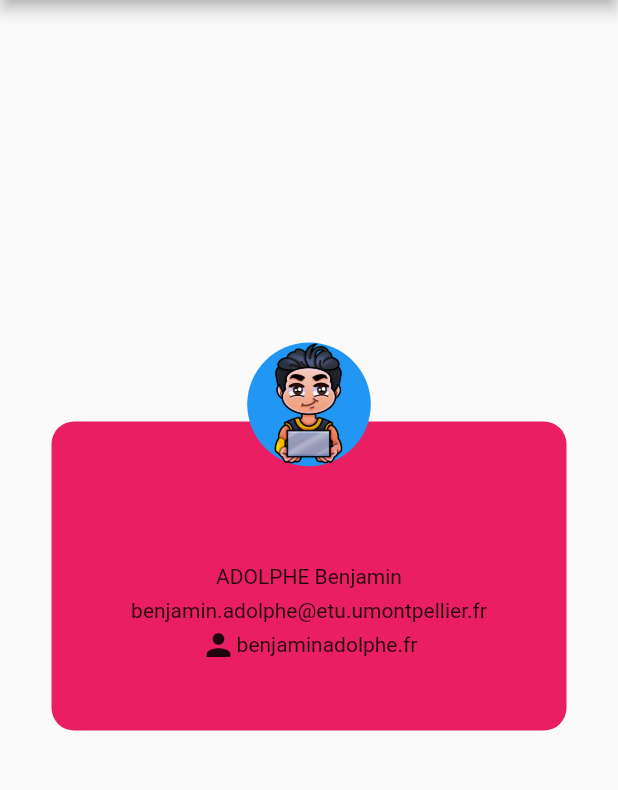
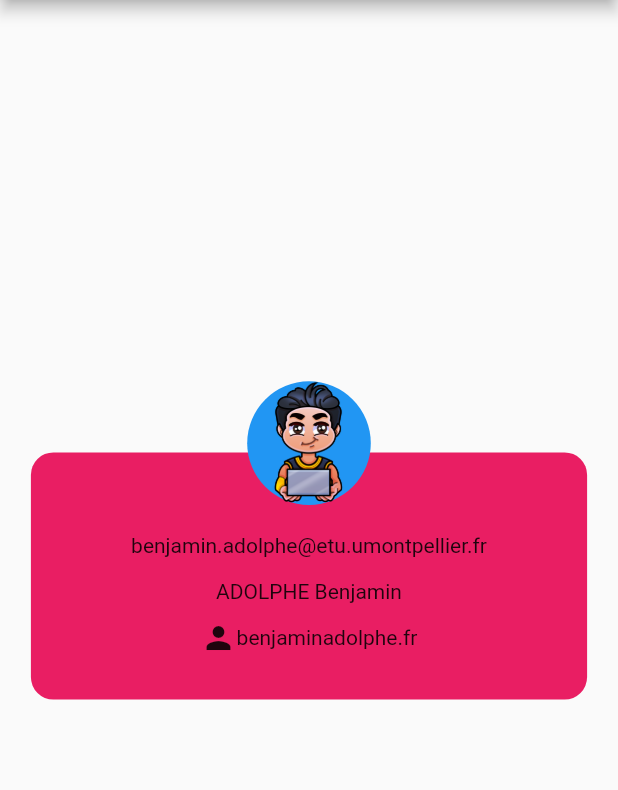
Before and after one commit to benjaminAd/First-Card, a Flutter app: the screen it shows after launch, on a phone screen of 412 x 824 dp, the part 84-874 px from its top. Run offline on Flutter 3.47's test engine with Material 2 defaults, Android fonts, the phone set to English and light mode, and no system bars.

Commit message:
Essai responsive

```diff
--- a/lib/home_page.dart
+++ b/lib/home_page.dart
@@ -5,6 +5,8 @@ class HomePage extends StatelessWidget {
 
   @override
   Widget build(BuildContext context) {
+    bool isSmallHeight = MediaQuery.of(context).size.height < 700 ;
+    print(isSmallHeight);
     return Scaffold(
         appBar: AppBar(
           title: Text("First Card"),
@@ -15,33 +17,34 @@ class HomePage extends StatelessWidget {
             alignment: Alignment.center,
             children: [
               Container(
-                width: MediaQuery.of(context).size.width / 1.2,
-                height: MediaQuery.of(context).size.height / 4,
+                width: isSmallHeight ? MediaQuery.of(context).size.width * 0.90 : MediaQuery.of(context).size.width * 0.90,
+                height: isSmallHeight ? MediaQuery.of(context).size.height * 0.25 : MediaQuery.of(context).size.height * 0.2,
                 decoration: BoxDecoration(
                     color: Colors.pink,
                     borderRadius: BorderRadius.circular(15.0)),
               ),
               Container(
-                margin: EdgeInsets.only(bottom: MediaQuery.of(context).size.width/1.8),
+                margin: EdgeInsets.only(
+                    bottom: isSmallHeight ? MediaQuery.of(context).size.width * 0.45 : MediaQuery.of(context).size.width * 0.43),
                 decoration: BoxDecoration(
                   shape: BoxShape.circle,
                   color: Colors.blue,
                 ),
                 child: Image.asset(
                   "images/1000emote1.png",
-                  width: MediaQuery.of(context).size.width / 5,
+                  width: isSmallHeight ? MediaQuery.of(context).size.width * 0.25 : MediaQuery.of(context).size.width * 0.2,
                 ),
-
               ),
               Container(
+                margin: EdgeInsets.only(bottom: isSmallHeight ? MediaQuery.of(context).size.width * 0.1 : MediaQuery.of(context).size.width * 0.1),
+                child: Text("benjamin.adolphe@etu.umontpellier.fr"),
+              ),
+              Container(
+                margin: EdgeInsets.only(top: isSmallHeight ? MediaQuery.of(context).size.width * 0.05 : MediaQuery.of(context).size.width * 0.05),
                 child: Text("ADOLPHE Benjamin"),
               ),
               Container(
-                margin: EdgeInsets.only(top: MediaQuery.of(context).size.width/9),
-                child: Text("benjamin.adolphe@etu.umontpellier.fr"),
-              ),
-              Container(
-                margin: EdgeInsets.only(top: MediaQuery.of(context).size.width/4.5 ),
+                  margin: EdgeInsets.only(top: isSmallHeight ? MediaQuery.of(context).size.width * 0.2 : MediaQuery.of(context).size.width * 0.2),
                   child: Row(
                     mainAxisAlignment: MainAxisAlignment.center,
                     children: [
@@ -50,8 +53,7 @@ class HomePage extends StatelessWidget {
                       ),
                       Text("benjaminadolphe.fr")
                     ],
-                )
-              )
+                  ))
             ],
           ),
         ));
```
Lines whose indentation alone changed are shown as unchanged.
